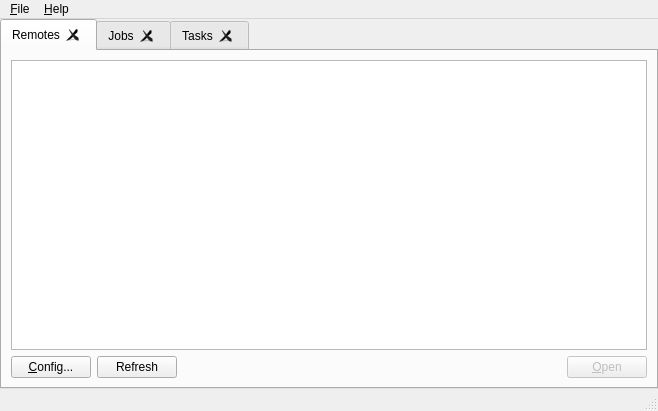
The window that src/main_window.ui (holazt/RcloneBrowser) describes before a commit, drawn with Qt 5.
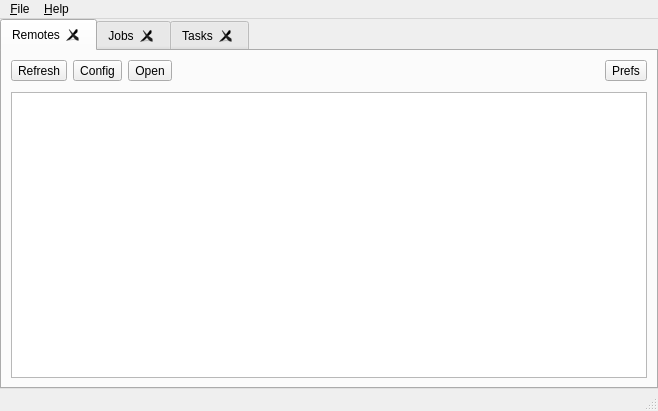
The same window after the commit. The open tabs and pages were chosen to show the change.

Commit message: Remotes screen updated to new theme

Diff of the .ui file:
```diff
--- a/src/main_window.ui
+++ b/src/main_window.ui
@@ -43,43 +43,36 @@
         <string>Remotes</string>
        </attribute>
        <layout class="QVBoxLayout" name="verticalLayout">
-        <item>
-         <widget class="QListWidget" name="remotes">
-          <property name="editTriggers">
-           <set>QAbstractItemView::NoEditTriggers</set>
-          </property>
-          <property name="selectionBehavior">
-           <enum>QAbstractItemView::SelectRows</enum>
-          </property>
-         </widget>
-        </item>
         <item>
          <layout class="QHBoxLayout" name="horizontalLayout">
           <item>
-           <widget class="QPushButton" name="config">
-            <property name="sizePolicy">
-             <sizepolicy hsizetype="Fixed" vsizetype="Fixed">
-              <horstretch>0</horstretch>
-              <verstretch>0</verstretch>
-             </sizepolicy>
-            </property>
-            <property name="toolTip">
-             <string>rclone config
-
-if you want to specify which terminal to use
-define $TERMINAL env variable e.g.:
-TERMINAL=&quot;/usr/local/bin/myterminal&quot;</string>
-            </property>
-            <property name="text">
-             <string>&amp;Config...</string>
-            </property>
-           </widget>
-          </item>
-          <item>
-           <widget class="QPushButton" name="refresh">
+           <widget class="QToolButton" name="refresh">
             <property name="text">
              <string>Refresh</string>
             </property>
+            <property name="toolButtonStyle">
+             <enum>Qt::ToolButtonTextUnderIcon</enum>
+            </property>
+           </widget>
+          </item>
+          <item>
+           <widget class="QToolButton" name="config">
+            <property name="text">
+             <string>Config</string>
+            </property>
+            <property name="toolButtonStyle">
+             <enum>Qt::ToolButtonTextUnderIcon</enum>
+            </property>
+           </widget>
+          </item>
+          <item>
+           <widget class="QToolButton" name="open">
+            <property name="text">
+             <string>Open</string>
+            </property>
+            <property name="toolButtonStyle">
+             <enum>Qt::ToolButtonTextUnderIcon</enum>
+            </property>
            </widget>
           </item>
           <item>
@@ -96,20 +89,46 @@
            </spacer>
           </item>
           <item>
-           <widget class="QPushButton" name="open">
-            <property name="enabled">
-             <bool>false</bool>
-            </property>
+           <widget class="QToolButton" name="buttonPrefs">
             <property name="toolTip">
              <string>&lt;html&gt;&lt;head/&gt;&lt;body&gt;&lt;p&gt;open remote&lt;/p&gt;&lt;/body&gt;&lt;/html&gt;</string>
             </property>
             <property name="text">
-             <string>&amp;Open</string>
+             <string>Prefs</string>
+            </property>
+            <property name="toolButtonStyle">
+             <enum>Qt::ToolButtonTextUnderIcon</enum>
             </property>
            </widget>
           </item>
          </layout>
         </item>
+        <item>
+         <spacer name="verticalSpacer_2">
+          <property name="orientation">
+           <enum>Qt::Vertical</enum>
+          </property>
+          <property name="sizeType">
+           <enum>QSizePolicy::Fixed</enum>
+          </property>
+          <property name="sizeHint" stdset="0">
+           <size>
+            <width>20</width>
+            <height>5</height>
+           </size>
+          </property>
+         </spacer>
+        </item>
+        <item>
+         <widget class="QListWidget" name="remotes">
+          <property name="editTriggers">
+           <set>QAbstractItemView::NoEditTriggers</set>
+          </property>
+          <property name="selectionBehavior">
+           <enum>QAbstractItemView::SelectRows</enum>
+          </property>
+         </widget>
+        </item>
        </layout>
       </widget>
       <widget class="QWidget" name="tab">
```
Left out of the diff: 31 changed lines with no effect on the pictures. The commit also changes 4 other files.
